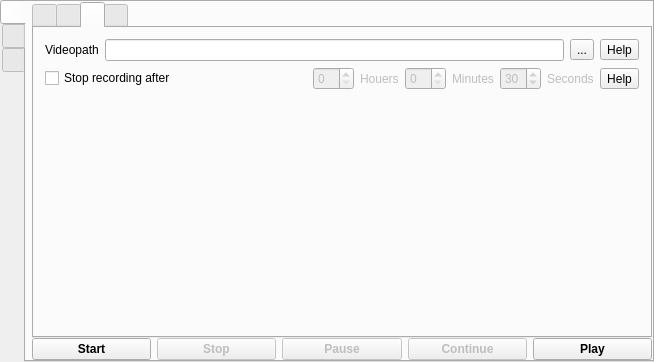
Old version of the form mainwindow.ui in the repository vkohaupt/vokoscreenNG.
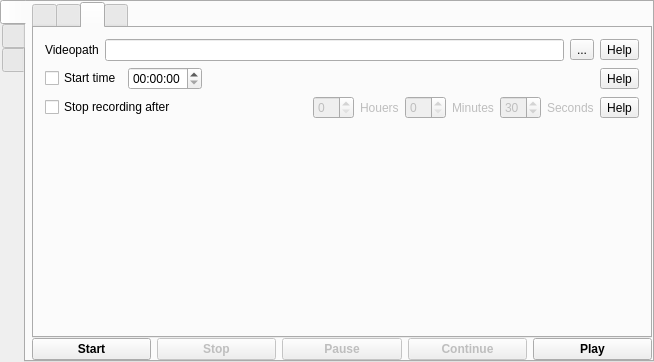
New version of the form. The open tabs and pages were chosen to show the change. Icons and pictures are not drawn.

Commit message: Start recording at time

```diff
--- a/mainwindow.ui
+++ b/mainwindow.ui
@@ -518,6 +518,44 @@
               </item>
              </layout>
             </item>
+            <item>
+             <layout class="QHBoxLayout" name="horizontalLayout_20">
+              <item>
+               <widget class="QCheckBox" name="checkBoxStartTime">
+                <property name="text">
+                 <string>Start time</string>
+                </property>
+               </widget>
+              </item>
+              <item>
+               <widget class="QTimeEdit" name="timeEditStartTime">
+                <property name="enabled">
+                 <bool>true</bool>
+                </property>
+               </widget>
+              </item>
+              <item>
+               <spacer name="horizontalSpacer_5">
+                <property name="orientation">
+                 <enum>Qt::Horizontal</enum>
+                </property>
+                <property name="sizeHint" stdset="0">
+                 <size>
+                  <width>40</width>
+                  <height>20</height>
+                 </size>
+                </property>
+               </spacer>
+              </item>
+              <item>
+               <widget class="QToolButton" name="toolButtonStartTimeHelp">
+                <property name="text">
+                 <string>Help</string>
+                </property>
+               </widget>
+              </item>
+             </layout>
+            </item>
             <item>
              <layout class="QHBoxLayout" name="horizontalLayout_19">
               <item>
```
Left out of the diff: 6 changed lines with no effect on the pictures. Lines whose indentation alone changed are shown as unchanged. The commit also changes 3 other files.
